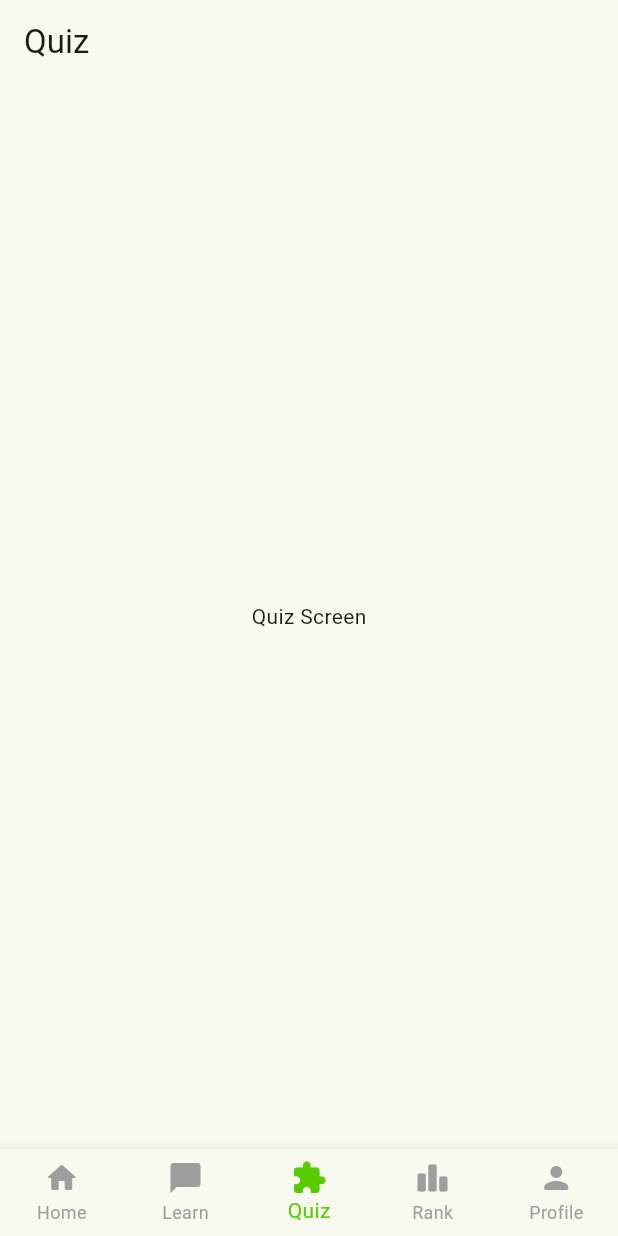
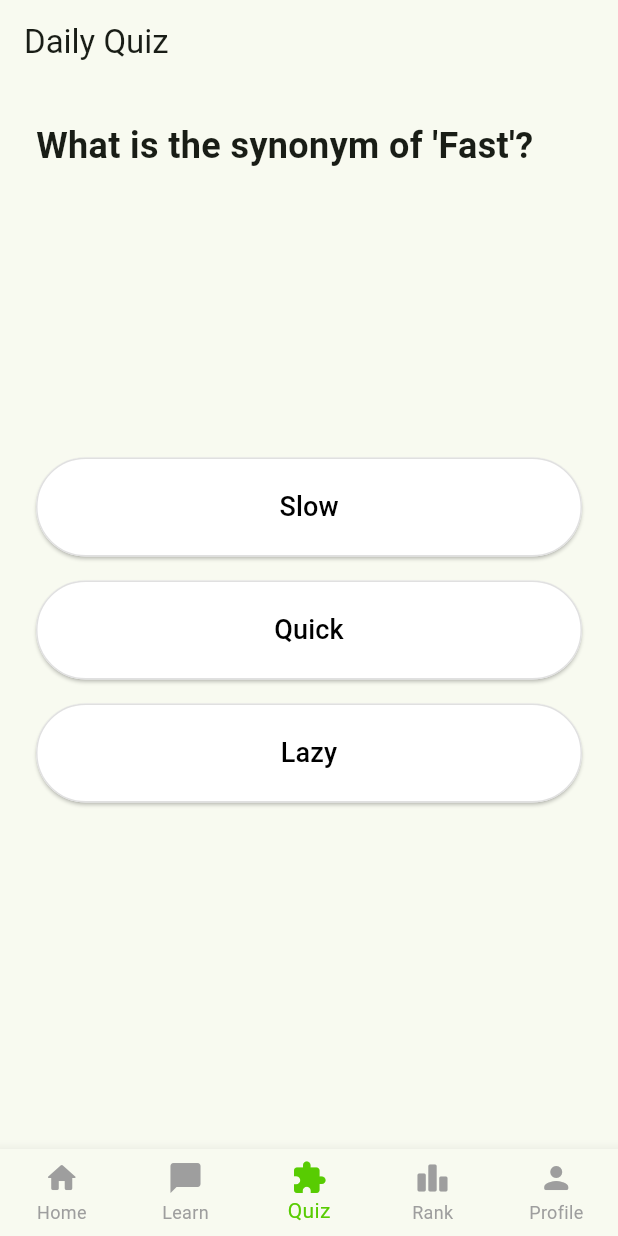
Before and after one commit to SUJIT-G/omnitoolaz_skill_builder, a Flutter app: the screen it shows after launch, item 3 of the bottom bar chosen, on a phone screen of 412 x 824 dp. Run offline on Flutter 3.47's test engine with Material 3 defaults, Android fonts, the phone set to English and light mode, and no system bars; our stand-ins replace shared_preferences; network calls fail.

Commit message:
Added Beautiful UI for Chat and Quiz

```diff
--- a/lib/api/api_service.dart
+++ b/lib/api/api_service.dart
@@ -1,5 +1,30 @@
+import 'dart:convert';
+import 'package:http/http.dart' as http;
+
 class ApiService {
-  static Future<String> sendChatMessage(String m) async { await Future.delayed(const Duration(seconds: 1)); return "Great job! Keep practicing."; }
-  static Future<List<Map<String, dynamic>>> getDailyQuiz() async { await Future.delayed(const Duration(seconds: 1)); return [{"q": "Synonym of Fast?", "options": ["Slow", "Quick"], "answer": "Quick"}]; }
-  static Future<List<Map<String, dynamic>>> getLeaderboard() async { return [{"name": "Alice", "score": 2450}, {"name": "You", "score": 1200}]; }
+  // We will paste your real Cloudflare URL here later!
+  static const String workerUrl = 'https://YOUR_WORKER_URL_HERE.workers.dev';
+
+  static Future<String> sendChatMessage(String message) async {
+    try {
+      final res = await http.post(Uri.parse('\$workerUrl/ai-chat'),
+        headers: {'Content-Type': 'application/json'},
+        body: jsonEncode({'message': message}));
+      if (res.statusCode == 200) return jsonDecode(res.body)['reply'];
+    } catch (e) {} // Fallback if API fails
+    await Future.delayed(const Duration(seconds: 1));
+    return "The AI Backend is not connected yet! But you said: \$message";
+  }
+
+  static Future<List<Map<String, dynamic>>> getDailyQuiz() async {
+    try {
+      final res = await http.get(Uri.parse('\$workerUrl/quiz'));
+      if (res.statusCode == 200) return List<Map<String, dynamic>>.from(jsonDecode(res.body));
+    } catch (e) {} // Fallback
+    return [
+      {"q": "What is the synonym of 'Fast'?", "options": ["Slow", "Quick", "Lazy"], "answer": "Quick"},
+      {"q": "Which is correct?", "options": ["He go to school", "He goes to school"], "answer": "He goes to school"},
+      {"q": "Past tense of 'Run'?", "options": ["Ran", "Runned", "Running"], "answer": "Ran"}
+    ];
+  }
 }
--- a/lib/screens/quiz_screen.dart
+++ b/lib/screens/quiz_screen.dart
@@ -1,2 +1,36 @@
 import 'package:flutter/material.dart';
-class QuizScreen extends StatelessWidget { const QuizScreen({super.key}); @override Widget build(BuildContext context) { return Scaffold(appBar: AppBar(title: const Text('Quiz')), body: const Center(child: Text('Quiz Screen'))); } }
+import 'package:provider/provider.dart';
+import '../api/api_service.dart';
+import '../models/badge_system.dart';
+
+class QuizScreen extends StatefulWidget { const QuizScreen({super.key}); @override State<QuizScreen> createState() => _QuizScreenState(); }
+class _QuizScreenState extends State<QuizScreen> {
+  List<dynamic> _q = []; int _idx = 0; int _score = 0; bool _loading = true;
+
+  @override void initState() { super.initState(); _load(); }
+  void _load() async { _q = await ApiService.getDailyQuiz(); setState(() => _loading = false); }
+
+  void _ans(String selected) {
+    if (selected == _q[_idx]['answer']) _score += 10;
+    if (_idx < _q.length - 1) setState(() => _idx++);
+    else {
+      context.read<GameManager>().addXP(_score);
+      showDialog(context: context, builder: (_) => AlertDialog(title: Text("Score: $_score XP!"), actions: [TextButton(onPressed: ()=>Navigator.pop(context), child: Text("OK"))]));
+    }
+  }
+
+  @override Widget build(BuildContext context) {
+    if (_loading) return const Scaffold(body: Center(child: CircularProgressIndicator()));
+    return Scaffold(
+      appBar: AppBar(title: const Text('Daily Quiz')),
+      body: Padding(padding: const EdgeInsets.all(24), child: Column(crossAxisAlignment: CrossAxisAlignment.stretch, children: [
+        Text(_q[_idx]['q'], style: const TextStyle(fontSize: 24, fontWeight: FontWeight.bold)), const Spacer(),
+        ..._q[_idx]['options'].map((opt) => Padding(padding: const EdgeInsets.only(bottom: 16), child: ElevatedButton(
+          style: ElevatedButton.styleFrom(padding: const EdgeInsets.all(20), backgroundColor: Colors.white, foregroundColor: Colors.black, side: BorderSide(color: Colors.grey.shade300)),
+          onPressed: () => _ans(opt), child: Text(opt, style: const TextStyle(fontSize: 18)),
+        ))).toList(),
+        const Spacer(),
+      ])),
+    );
+  }
+}
```
Also changed, not shown: lib/screens/chat_screen.dart (+51 -1 lines).
